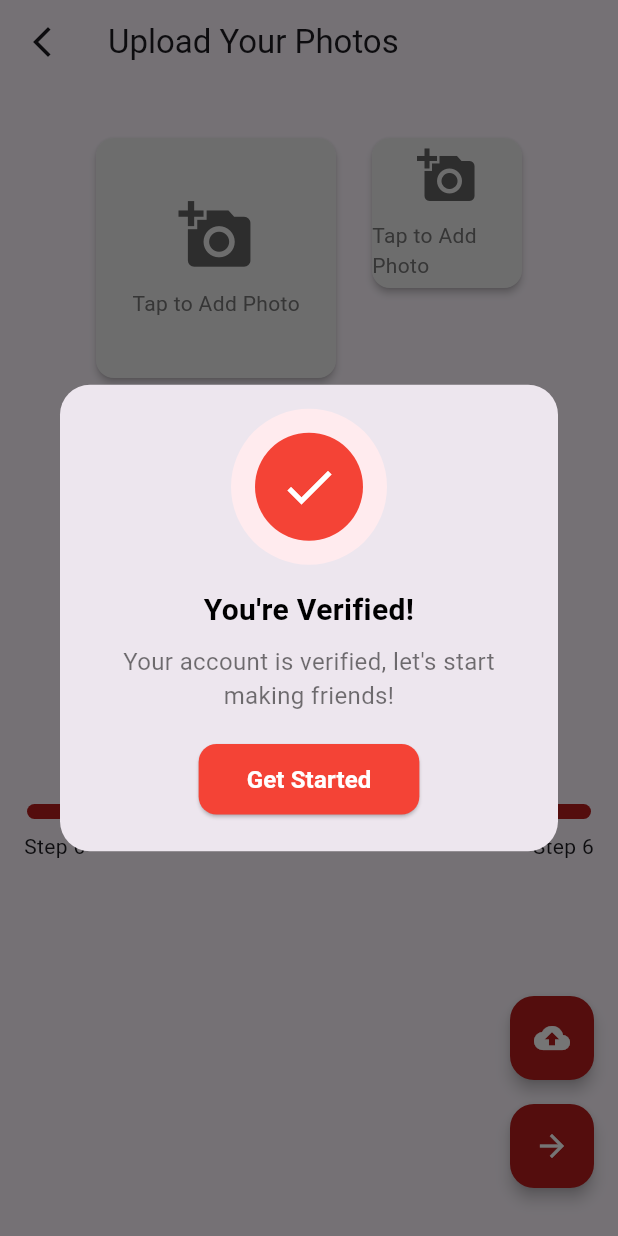
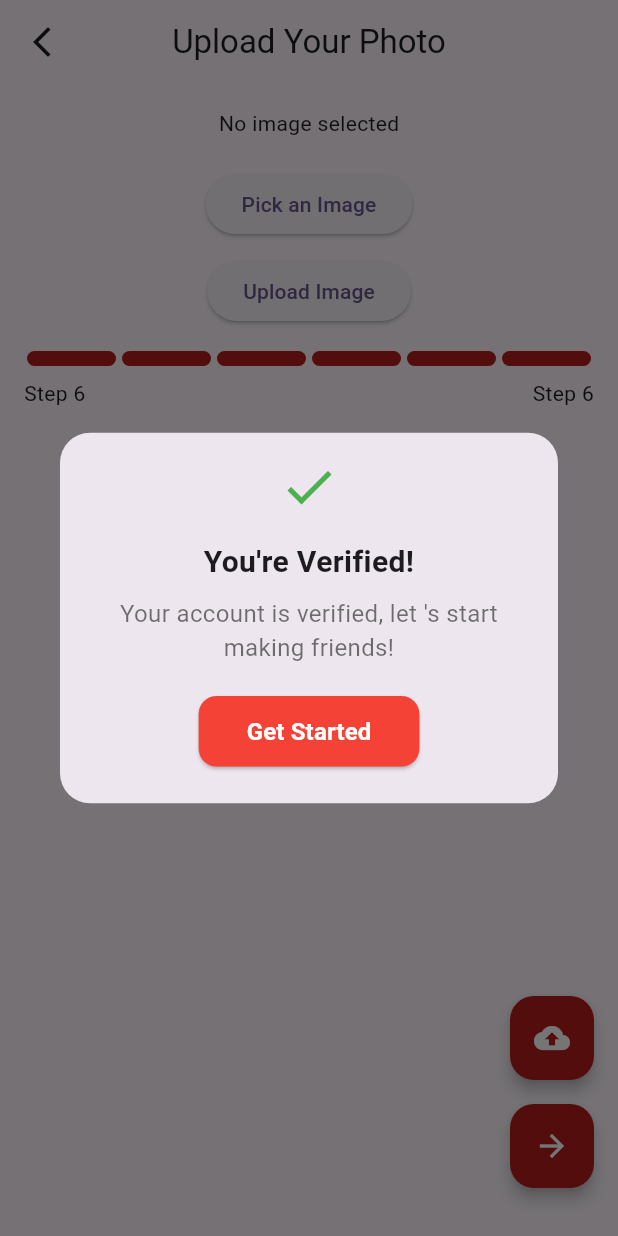
Before and after one commit to Walker31/Connect, a Flutter app: the UploadImage screen opened directly with empty values, after a tap on the "arrow forward" icon, on a phone screen of 412 x 824 dp. Run offline on Flutter 3.47's test engine with Material 3 defaults, Android fonts, the phone set to English and light mode, and no system bars; drawn by our look-alikes of step_progress_indicator; our stand-ins replace flutter_animate, flutter_otp_text_field, image_picker, location, logger, swipe_cards; missing offline and left inert: flutter_svg_icons.

Commit message:
updated swiping

```diff
--- a/lib/Backend/path.dart
+++ b/lib/Backend/path.dart
@@ -1,5 +1,5 @@
 class ApiPath {
-  static const baseURL = 'https://8751-14-139-162-2.ngrok-free.app';
+  static const baseURL = 'http://10.0.2.2:8000';
 
   static login() => '$baseURL/user/login/';
 
--- a/lib/Backend/swiping.dart
+++ b/lib/Backend/swiping.dart
@@ -41,15 +41,9 @@ class Match {
             );
           } else {
             logger.i('Successfully swiped $action for partner: $partnerId');
-            ScaffoldMessenger.of(context).showSnackBar(
-              SnackBar(content: Text('You $action the user successfully!')),
-            );
           }
         } else {
           logger.e('Failed to swipe: ${responseData['message']}');
-          ScaffoldMessenger.of(context).showSnackBar(
-            const SnackBar(content: Text('Failed to perform the action.')),
-          );
         }
       } else {
         logger.e('Error: Received status code ${response.statusCode}');
--- a/lib/Login/Sign Up/upload.dart
+++ b/lib/Login/Sign Up/upload.dart
@@ -3,11 +3,9 @@ import 'package:flutter/material.dart';
 import 'package:image_picker/image_picker.dart';
 import 'package:logger/logger.dart';
 import 'package:step_progress_indicator/step_progress_indicator.dart';
-import '../../Backend/auth.dart';
 import '../../Backend/images.dart';
 import '../../Base Scaffold/base.dart';
 import '../../Components/back.dart';
-import '../../Model/profile.dart';
 
 class UploadImage extends StatefulWidget {
   final Map<String, dynamic> formdata;
@@ -19,23 +17,26 @@ class UploadImage extends StatefulWidget {
 }
 
 class _UploadImageState extends State<UploadImage> {
-  final List<File> _selectedImages = [];
-  final ImagePicker picker = ImagePicker();
+  File? _image;
+  final ImagePicker _picker = ImagePicker();
   Logger logger = Logger();
   bool isLoading = false;
   bool _isUploading = false;
 
-  Future<void> pickImages() async {
-    final List<XFile> pickerFiles = await picker.pickMultiImage();
-    setState(() {
-      _selectedImages.addAll(pickerFiles.map((file) => File(file.path)));
-    });
+  Future<void> _pickImage() async {
+    final pickedFile = await _picker.pickImage(source: ImageSource.gallery);
+    if (pickedFile != null) {
+      setState(() {
+        _image = File(pickedFile.path);
+      });
+    }
   }
 
-  Future<void> _uploadImages() async {
-    if (_selectedImages.isEmpty) {
+  Future<void> _uploadImage() async {
+    if (_image == null) {
       ScaffoldMessenger.of(context).showSnackBar(
-          const SnackBar(content: Text('Please select images to upload')));
+        const SnackBar(content: Text('Please select an image to upload')),
+      );
       return;
     }
 
@@ -43,28 +44,17 @@ class _UploadImageState extends State<UploadImage> {
       _isUploading = true;
     });
 
-    bool success = true;
-    for (var image in _selectedImages) {
-      bool result = await ImageUploadService.uploadImage(image);
-      if (!result) {
-        success = false;
-      }
-    }
-
+    bool success = await ImageUploadService.uploadImage(_image!);
     if (success) {
       setState(() {
-        widget.formdata['uploadedImageUrls'] =
-            _selectedImages.map((image) => image.path).toList();
+        widget.formdata['uploadedImageUrl'] = _image!.path;
       });
-
-      logger.d('Uploaded Images: ${widget.formdata['uploadedImageUrls']}');
       ScaffoldMessenger.of(context).showSnackBar(
-        const SnackBar(content: Text('Images uploaded successfully!')),
+        const SnackBar(content: Text('Upload Successful!')),
       );
     } else {
-      logger.e('Failed to upload images.');
       ScaffoldMessenger.of(context).showSnackBar(
-        const SnackBar(content: Text('Image upload failed.')),
+        const SnackBar(content: Text('Upload Failed!')),
       );
     }
 
@@ -76,34 +66,36 @@ class _UploadImageState extends State<UploadImage> {
   @override
   Widget build(BuildContext context) {
     return Scaffold(
-      resizeToAvoidBottomInset: true,
       appBar: AppBar(
         leading: const Back(),
-        title: const Text('Upload Your Photos'),
+        title: const Text('Upload Your Photo'),
+        centerTitle: true,
       ),
       body: Padding(
         padding: const EdgeInsets.all(16.0),
         child: Column(
           crossAxisAlignment: CrossAxisAlignment.center,
           children: [
-            // Image Cards in a Wrap
             Center(
-              child: Container(
-                padding: const EdgeInsets.all(16),
-                child: Wrap(
-                  spacing: 16,
-                  runSpacing: 16,
-                  children: [
-                    ImageCard(isLarge: true, onImagePicked: pickImages),
-                    ...List.generate(
-                        5, (index) => ImageCard(onImagePicked: pickImages)),
-                  ],
-                ),
+              child: Column(
+                children: [
+                  _image != null
+                      ? Image.file(_image!, height: 200)
+                      : const Text('No image selected'),
+                  const SizedBox(height: 20),
+                  ElevatedButton(
+                    onPressed: _pickImage,
+                    child: const Text('Pick an Image'),
+                  ),
+                  const SizedBox(height: 10),
+                  ElevatedButton(
+                    onPressed: _uploadImage,
+                    child: const Text('Upload Image'),
+                  ),
+                ],
               ),
             ),
             const SizedBox(height: 16),
-
-            // Step Progress Indicator
             StepProgressIndicator(
               currentStep: 6,
               selectedColor: Colors.red.shade900,
@@ -129,16 +121,16 @@ class _UploadImageState extends State<UploadImage> {
           mainAxisAlignment: MainAxisAlignment.end,
           children: [
             FloatingActionButton(
-              heroTag: const Text('upload'),
+              heroTag: 'upload',
               elevation: 4,
               foregroundColor: Colors.white,
               backgroundColor: Colors.red.shade900,
-              onPressed: _isUploading ? null : _uploadImages,
+              onPressed: _isUploading ? null : _uploadImage,
               child: const Icon(Icons.cloud_upload),
             ),
             const SizedBox(height: 16),
             FloatingActionButton(
-              heroTag: const Text('data'),
+              heroTag: 'data',
               elevation: 4,
               foregroundColor: Colors.white,
               backgroundColor: Colors.red.shade900,
@@ -148,57 +140,6 @@ class _UploadImageState extends State<UploadImage> {
           ],
         ),
       ),
-    );
-  }
-
-  Future<void> signup() async {
-    setState(() => isLoading = true);
-
-    try {
-      final profile = Profile(
-        name: widget.formdata['name'],
-        gender: widget.formdata['gender'],
-        phoneNo: widget.formdata['phoneNumber'],
-        password: widget.formdata['password'],
-        age: widget.formdata['age'],
-        interests: widget.formdata['interests'],
-        pictures: widget.formdata['uploadedImageUrls'],
-      );
-
-      final auth = Auth();
-      final response = await auth.signup(profile);
-
-      setState(() => isLoading = false);
-
-      if (response.statusCode == 200) {
-        Navigator.pushAndRemoveUntil(
-          context,
-          MaterialPageRoute(builder: (context) => const Home()),
-          (route) => false,
-        );
-      } else {
-        _showErrorDialog('Signup failed: ${response.body}');
-      }
-    } catch (e) {
-      _showErrorDialog('An error occurred: $e');
-    }
-  }
-
-  void _showErrorDialog(String message) {
-    showDialog(
-      context: context,
-      builder: (context) {
-        return AlertDialog(
-          title: const Text('Error'),
-          content: Text(message),
-          actions: [
-            TextButton(
-              onPressed: () => Navigator.pop(context),
-              child: const Text('OK'),
-            ),
-          ],
-        );
-      },
     );
   }
 
@@ -213,38 +154,19 @@ class _UploadImageState extends State<UploadImage> {
           content: Column(
             mainAxisSize: MainAxisSize.min,
             children: [
-              Container(
-                padding: const EdgeInsets.all(16),
-                decoration: BoxDecoration(
-                  color: Colors.red.shade50,
-                  shape: BoxShape.circle,
-                ),
-                child: Container(
-                  padding: const EdgeInsets.all(16),
-                  decoration: BoxDecoration(
-                    color: Colors.red.shade500,
-                    shape: BoxShape.circle,
-                  ),
-                  child: const Icon(
-                    Icons.check,
-                    size: 40,
-                    color: Colors.white,
-                  ),
-                ),
-              ),
+              const Icon(Icons.check, size: 40, color: Colors.green),
               const SizedBox(height: 16),
               const Text(
                 'You\'re Verified!',
                 style: TextStyle(
                   fontSize: 20,
                   fontWeight: FontWeight.bold,
-                  color: Colors.black,
                 ),
                 textAlign: TextAlign.center,
               ),
               const SizedBox(height: 8),
               const Text(
-                'Your account is verified, let\'s start making friends!',
+                'Your account is verified, let \'s start making friends!',
                 style: TextStyle(fontSize: 16, color: Colors.black54),
                 textAlign: TextAlign.center,
               ),
@@ -255,11 +177,9 @@ class _UploadImageState extends State<UploadImage> {
                   shape: RoundedRectangleBorder(
                     borderRadius: BorderRadius.circular(12),
                   ),
-                  padding:
-                      const EdgeInsets.symmetric(horizontal: 32, vertical: 12),
+                  padding: const EdgeInsets.symmetric(horizontal: 32, vertical: 12),
                 ),
                 onPressed: () {
-                  signup();
                   Navigator.pop(context);
                   Navigator.pushAndRemoveUntil(
                     context,
@@ -283,45 +203,3 @@ class _UploadImageState extends State<UploadImage> {
     );
   }
 }
-
-class ImageCard extends StatelessWidget {
-  final bool isLarge;
-  final VoidCallback onImagePicked;
-
-  const ImageCard(
-      {super.key, this.isLarge = false, required this.onImagePicked});
-
-  @override
-  Widget build(BuildContext context) {
-    return Card(
-      color: Colors.grey.shade200,
-      elevation: 2,
-      shape: RoundedRectangleBorder(
-        borderRadius: BorderRadius.circular(12),
-      ),
-      child: GestureDetector(
-        onTap: onImagePicked,
-        child: Container(
-          height: isLarge ? 160 : 100,
-          width: isLarge ? 160 : 100,
-          alignment: Alignment.center,
-          child: Column(
-            mainAxisAlignment: MainAxisAlignment.center,
-            children: [
-              Icon(
-                Icons.add_a_photo,
-                size: isLarge ? 50 : 40,
-                color: Colors.grey.shade700,
-              ),
-              const SizedBox(height: 10),
-              Text(
-                'Tap to Add Photo',
-                style: TextStyle(color: Colors.grey.shade600),
-              ),
-            ],
-          ),
-        ),
-      ),
-    );
-  }
-}
```
